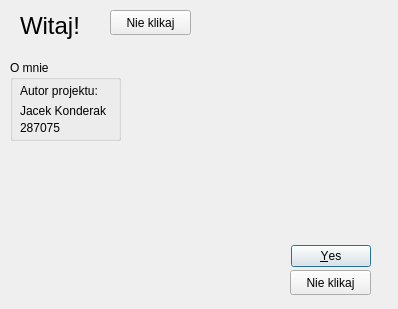
Before: the Qt Designer form Kalkulator_QT/EasterEggWindow.ui in jackon274/PO, drawn with Qt 5.
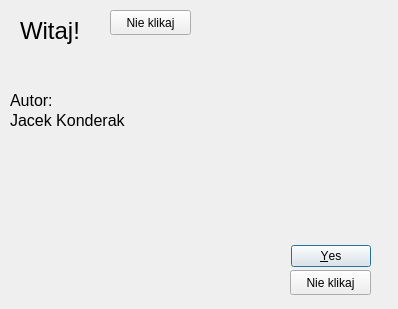
After: the same form once the commit is applied. Icons and pictures are not drawn.

Commit message: Fix hidden window

```diff
--- a/Kalkulator_QT/EasterEggWindow.ui
+++ b/Kalkulator_QT/EasterEggWindow.ui
@@ -35,7 +35,7 @@
      <x>20</x>
      <y>10</y>
      <width>81</width>
-     <height>31</height>
+     <height>41</height>
     </rect>
    </property>
    <property name="font">
@@ -47,65 +47,13 @@
     <string>Witaj!</string>
    </property>
   </widget>
-  <widget class="QGroupBox" name="groupBox">
-   <property name="geometry">
-    <rect>
-     <x>10</x>
-     <y>60</y>
-     <width>111</width>
-     <height>81</height>
-    </rect>
-   </property>
-   <property name="title">
-    <string>O mnie</string>
-   </property>
-   <widget class="QLabel" name="label_author">
-    <property name="geometry">
-     <rect>
-      <x>10</x>
-      <y>20</y>
-      <width>91</width>
-      <height>21</height>
-     </rect>
-    </property>
-    <property name="text">
-     <string>Autor projektu:</string>
-    </property>
-   </widget>
-   <widget class="QLabel" name="label_name">
-    <property name="geometry">
-     <rect>
-      <x>10</x>
-      <y>40</y>
-      <width>91</width>
-      <height>21</height>
-     </rect>
-    </property>
-    <property name="text">
-     <string>Jacek Konderak</string>
-    </property>
-   </widget>
-   <widget class="QLabel" name="label_index">
-    <property name="geometry">
-     <rect>
-      <x>10</x>
-      <y>60</y>
-      <width>49</width>
-      <height>16</height>
-     </rect>
-    </property>
-    <property name="text">
-     <string>287075</string>
-    </property>
-   </widget>
-  </widget>
   <widget class="QLabel" name="label_5">
    <property name="geometry">
     <rect>
-     <x>200</x>
+     <x>170</x>
      <y>-10</y>
-     <width>201</width>
-     <height>141</height>
+     <width>231</width>
+     <height>161</height>
     </rect>
    </property>
    <property name="text">
@@ -163,6 +111,42 @@
     <bool>true</bool>
    </property>
   </widget>
+  <widget class="QLabel" name="label_name">
+   <property name="geometry">
+    <rect>
+     <x>10</x>
+     <y>100</y>
+     <width>181</width>
+     <height>41</height>
+    </rect>
+   </property>
+   <property name="font">
+    <font>
+     <pointsize>12</pointsize>
+    </font>
+   </property>
+   <property name="text">
+    <string>Jacek Konderak</string>
+   </property>
+  </widget>
+  <widget class="QLabel" name="label_author">
+   <property name="geometry">
+    <rect>
+     <x>10</x>
+     <y>80</y>
+     <width>181</width>
+     <height>41</height>
+    </rect>
+   </property>
+   <property name="font">
+    <font>
+     <pointsize>12</pointsize>
+    </font>
+   </property>
+   <property name="text">
+    <string>Autor:</string>
+   </property>
+  </widget>
  </widget>
  <resources>
   <include location="Res.qrc"/>
```
The commit also changes 2 other files.
